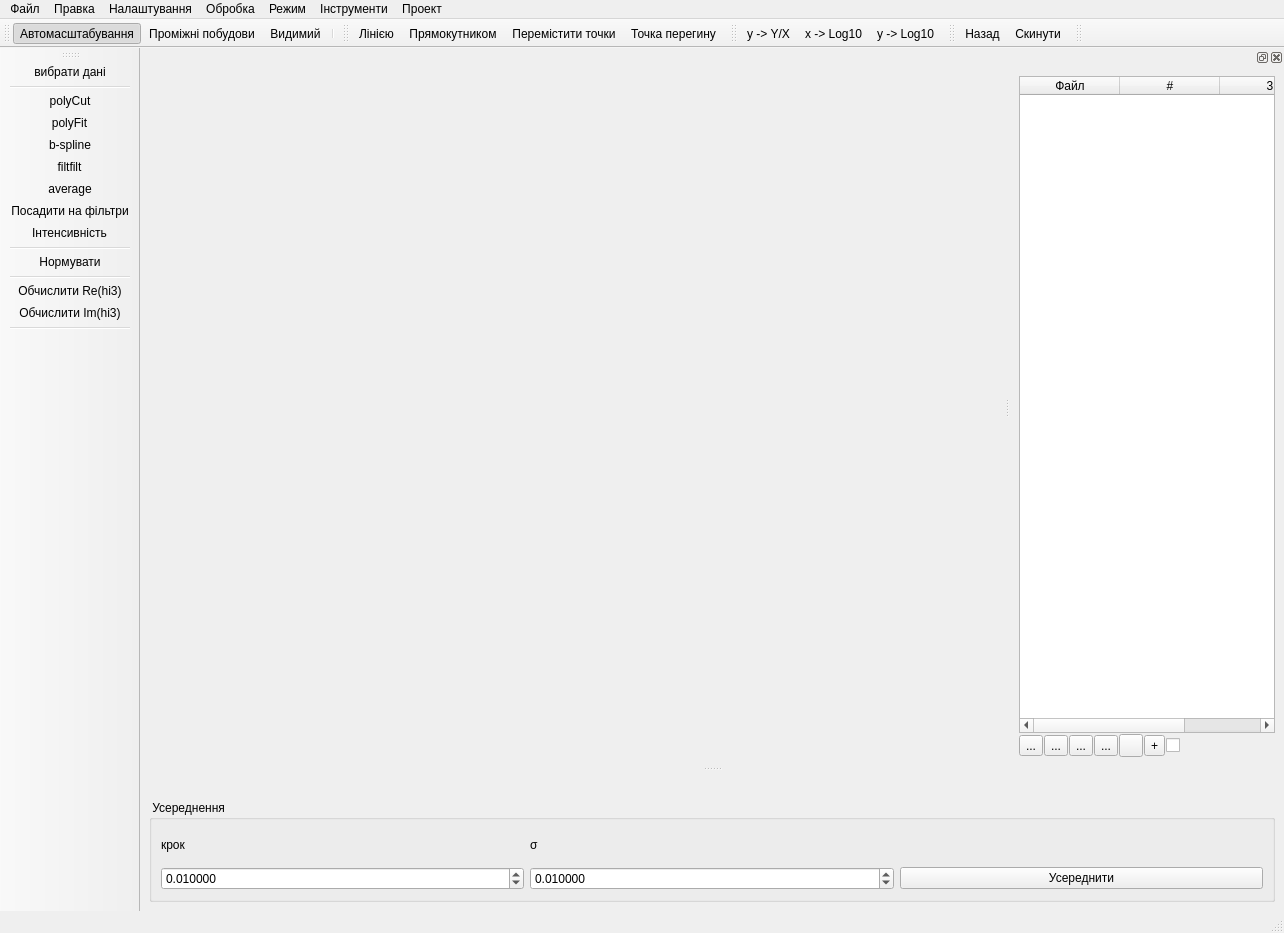
Above: mainwindow.ui from xkronosua/QTR before the change. Below: the same form after it.
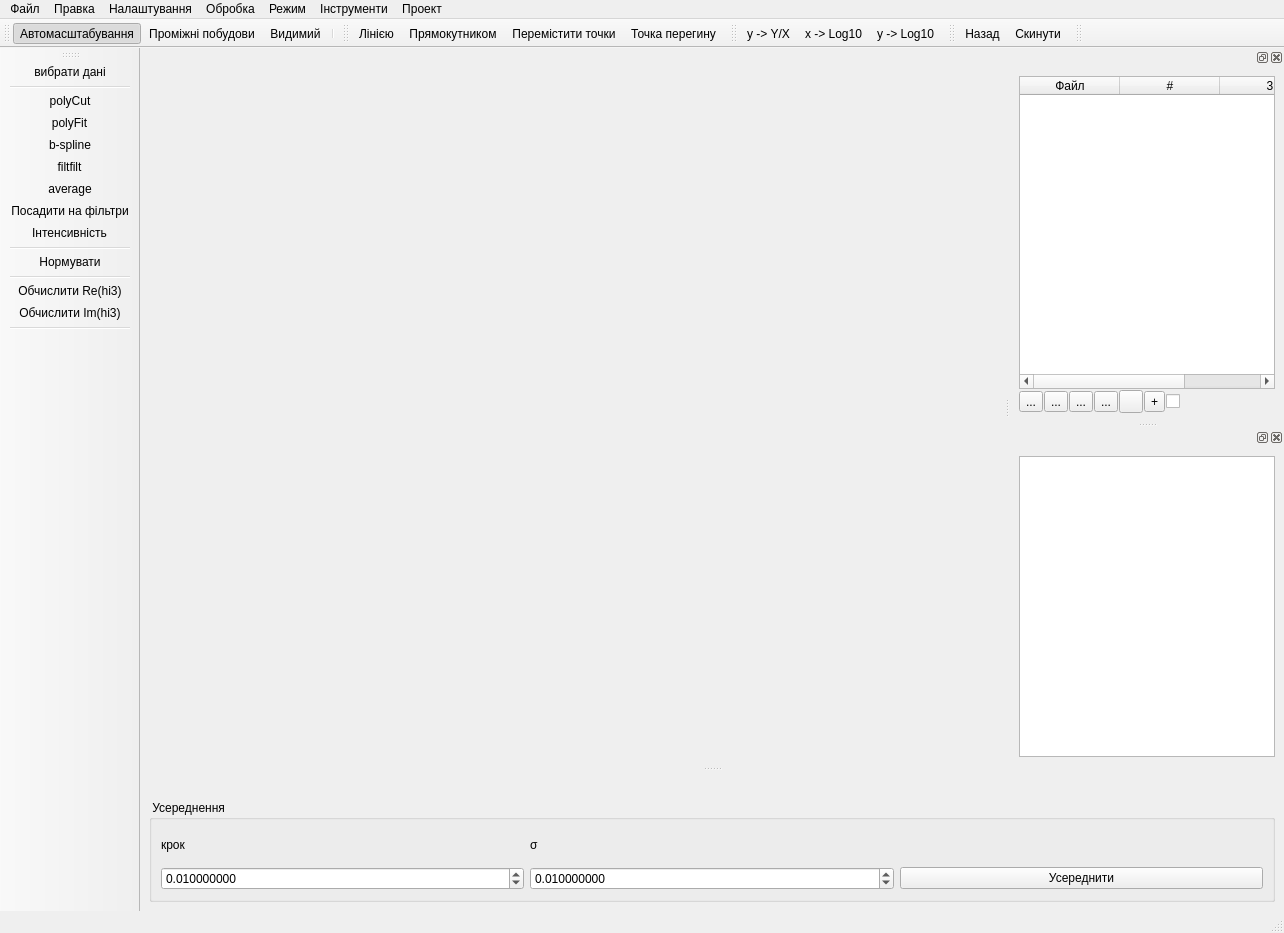
That is the form after the change. The open tabs and pages were chosen to show the change. Icons and pictures are not drawn.

The edit to the form file:
```diff
--- a/mainwindow.ui
+++ b/mainwindow.ui
@@ -897,7 +897,7 @@
             <item row="1" column="1">
              <widget class="QDoubleSpinBox" name="AverageStep">
               <property name="decimals">
-               <number>6</number>
+               <number>9</number>
               </property>
               <property name="minimum">
                <double>0.000001000000000</double>
@@ -916,7 +916,7 @@
             <item row="1" column="2">
              <widget class="QDoubleSpinBox" name="maWidth">
               <property name="decimals">
-               <number>6</number>
+               <number>9</number>
               </property>
               <property name="minimum">
                <double>0.000001000000000</double>
@@ -2246,6 +2246,29 @@
     </layout>
    </widget>
   </widget>
+  <widget class="QDockWidget" name="dockWidget_Console">
+   <property name="windowIcon">
+    <iconset>
+     <normaloff>buttons/filters.png</normaloff>buttons/filters.png</iconset>
+   </property>
+   <property name="toolTip">
+    <string/>
+   </property>
+   <attribute name="dockWidgetArea">
+    <number>2</number>
+   </attribute>
+   <widget class="QWidget" name="dockConsole">
+    <layout class="QVBoxLayout" name="verticalLayout_6">
+     <item>
+      <widget class="QTextEdit" name="outputConsole">
+       <property name="readOnly">
+        <bool>true</bool>
+       </property>
+      </widget>
+     </item>
+    </layout>
+   </widget>
+  </widget>
   <action name="saveSettings">
    <property name="text">
     <string>зберегти</string>
```
Left out of the diff: 19 changed lines with no effect on the pictures.
